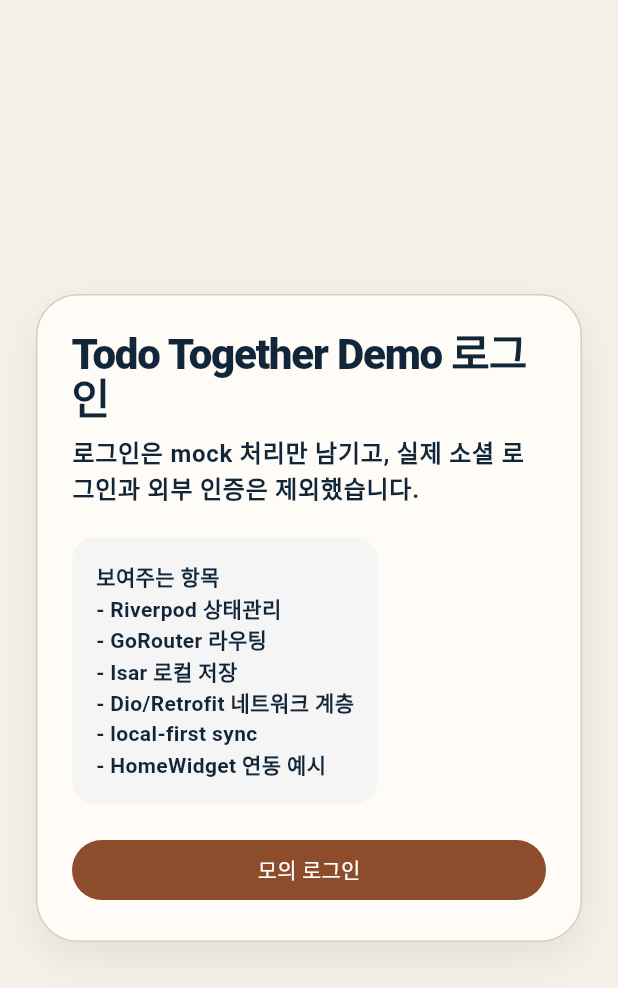
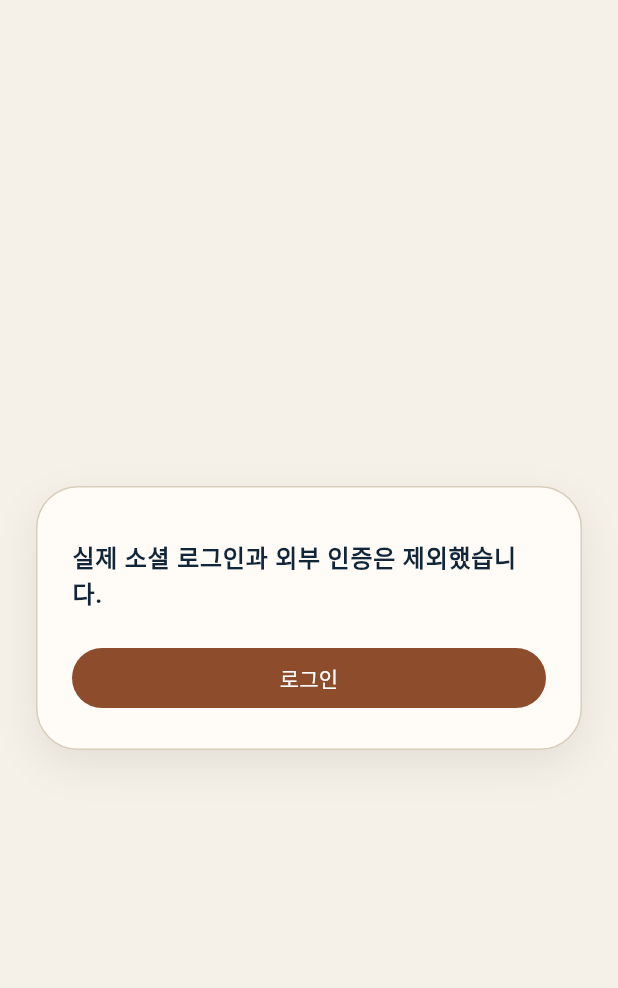
Before and after one commit to z8837/todo_together_demo, a Flutter app: the screen it shows after launch, on a phone screen of 412 x 824 dp. Shown: the top 988 px of the screen. Run offline on Flutter 3.47's test engine with Material 3 defaults, Android fonts, the phone set to English and light mode, and no system bars; our stand-ins replace auto_size_text, dio, flutter_keyboard_visibility, flutter_riverpod, go_router, isar_community and 4 more; missing offline and left inert: home_widget; accounts and stored records are empty; generated files the repository leaves out were written again.

Commit message:
mock data

```diff
--- a/lib/features/auth/presentation/pages/login_screen.dart
+++ b/lib/features/auth/presentation/pages/login_screen.dart
@@ -24,33 +24,14 @@ class LoginScreen extends ConsumerWidget {
                   mainAxisSize: MainAxisSize.min,
                   crossAxisAlignment: CrossAxisAlignment.start,
                   children: [
-                    Text(
-                      'Todo Together Demo 로그인',
-                      style: Theme.of(context).textTheme.headlineMedium,
-                    ),
+
                     const SizedBox(height: 12),
                     Text(
-                      '로그인은 mock 처리만 남기고, 실제 소셜 로그인과 외부 인증은 제외했습니다.',
+                      '실제 소셜 로그인과 외부 인증은 제외했습니다.',
                       style: Theme.of(context).textTheme.bodyLarge,
                     ),
                     const SizedBox(height: 20),
-                    Container(
-                      padding: const EdgeInsets.all(16),
-                      decoration: BoxDecoration(
-                        color: Colors.grey.shade100,
-                        borderRadius: BorderRadius.circular(16),
-                      ),
-                      child: const Text(
-                        '보여주는 항목\n'
-                        '- Riverpod 상태관리\n'
-                        '- GoRouter 라우팅\n'
-                        '- Isar 로컬 저장\n'
-                        '- Dio/Retrofit 네트워크 계층\n'
-                        '- local-first sync\n'
-                        '- HomeWidget 연동 예시',
-                      ),
-                    ),
-                    const SizedBox(height: 20),
+
                     SizedBox(
                       width: double.infinity,
                       child: FilledButton(
@@ -61,7 +42,7 @@ class LoginScreen extends ConsumerWidget {
                                     .read(authControllerProvider.notifier)
                                     .mockLogin();
                               },
-                        child: Text(loading ? '로그인 중...' : '모의 로그인'),
+                        child: Text(loading ? '로그인 중...' : '로그인'),
                       ),
                     ),
                     if (state.message != null) ...[
--- a/lib/features/project/presentation/pages/project_list_fragment.dart
+++ b/lib/features/project/presentation/pages/project_list_fragment.dart
@@ -350,15 +350,7 @@ class _ProjectListFragmentState extends ConsumerState<ProjectListFragment> {
                 ),
               ),
             ),
-            SliverToBoxAdapter(
-              child: Padding(
-                padding: const EdgeInsets.fromLTRB(20, 12, 20, 8),
-                child: BearNativeAdCard(
-                  key: const ValueKey('project-list-native-ad'),
-                  placement: NativeAdPlacement.projectList,
-                ),
-              ),
-            ),
+
             if (showEmptySkeleton)
               const _ProjectListSkeletonSliver()
             else if (showFavoriteEmpty)
```
